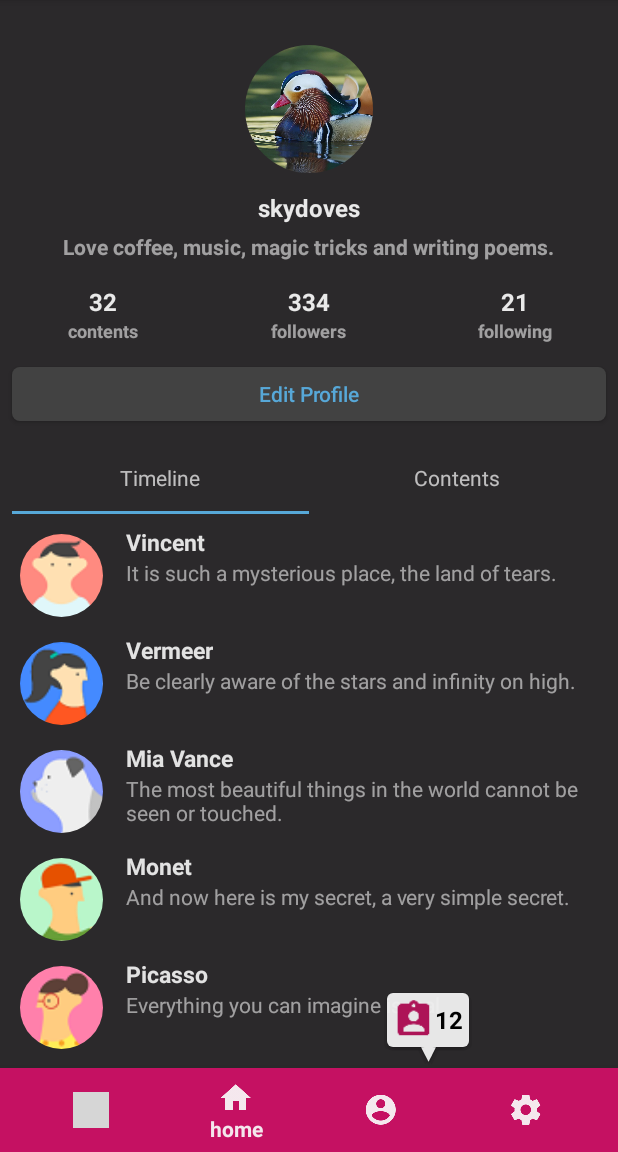
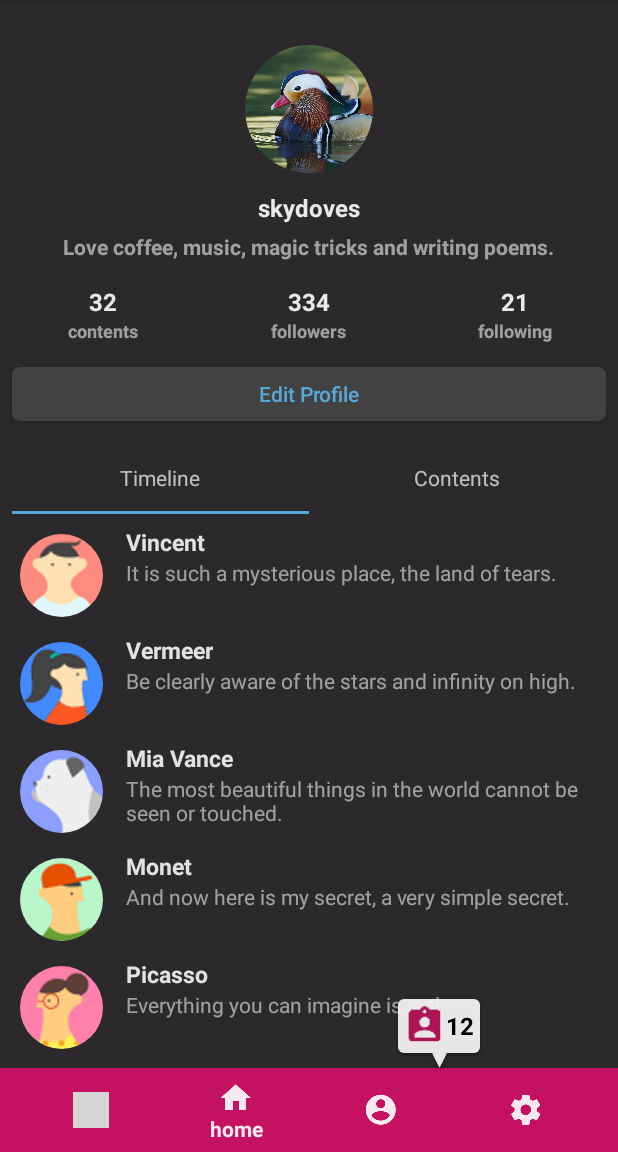
Before and after one commit to skydoves/Balloon, an Android app: the screen it shows after launch (CustomActivity), item 2 of the bottom bar chosen, on a phone screen of 412 x 824 dp, the part 84-1236 px from its top. Run offline under Robolectric (Android 15) with nearby library versions, the phone set to English and light mode, and no system bars; our stand-ins replace CircleImageView; pictures from the network do not load; grey boxes are pictures that could not be loaded.

Commit message:
Wrap balloon xml layout content

```diff
--- a/app/src/main/java/com/skydoves/balloondemo/factory/ProfileBalloonFactory.kt
+++ b/app/src/main/java/com/skydoves/balloondemo/factory/ProfileBalloonFactory.kt
@@ -32,8 +32,6 @@ class ProfileBalloonFactory : Balloon.Factory() {
       setArrowSize(10)
       setArrowOrientation(ArrowOrientation.TOP)
       setArrowPosition(0.5f)
-      setWidthRatio(0.55f)
-      setHeight(250)
       setCornerRadius(4f)
       setBackgroundColorResource(R.color.white)
       setBalloonAnimation(BalloonAnimation.CIRCULAR)
--- a/app/src/main/java/com/skydoves/balloondemo/factory/TagBalloonFactory.kt
+++ b/app/src/main/java/com/skydoves/balloondemo/factory/TagBalloonFactory.kt
@@ -31,8 +31,6 @@ class TagBalloonFactory : Balloon.Factory() {
       setArrowSize(10)
       setArrowOrientation(ArrowOrientation.BOTTOM)
       setArrowPosition(0.5f)
-      setWidth(90)
-      setHeight(60)
       setCornerRadius(4f)
       setBalloonAnimationStyle(R.style.ElasticAndFadeOut)
       setBackgroundColorResource(R.color.white_93)
--- a/app/src/main/res/layout/layout_custom_profile.xml
+++ b/app/src/main/res/layout/layout_custom_profile.xml
@@ -1,7 +1,7 @@
 <?xml version="1.0" encoding="utf-8"?>
 <LinearLayout xmlns:android="http://schemas.android.com/apk/res/android"
   xmlns:tools="http://schemas.android.com/tools"
-  android:layout_width="match_parent"
+  android:layout_width="240dp"
   android:layout_height="wrap_content"
   android:orientation="vertical"
   android:padding="12dp">
--- a/app/src/main/res/layout/layout_custom_tag.xml
+++ b/app/src/main/res/layout/layout_custom_tag.xml
@@ -3,14 +3,14 @@
   xmlns:tools="http://schemas.android.com/tools"
   android:layout_width="match_parent"
   android:layout_height="wrap_content"
+  android:gravity="center"
   android:orientation="horizontal"
   android:padding="4dp">
 
-  <ImageView
+  <androidx.appcompat.widget.AppCompatImageView
     android:id="@+id/circleImageView"
     android:layout_width="28dp"
     android:layout_height="28dp"
-    android:layout_gravity="center_vertical"
     android:scaleType="centerCrop"
     android:src="@drawable/ic_assignment"
     android:tint="@color/colorPrimaryDark" />
@@ -18,7 +18,6 @@
   <TextView
     android:layout_width="wrap_content"
     android:layout_height="wrap_content"
-    android:layout_gravity="center_vertical"
     android:text="12"
     android:textColor="@android:color/black"
     android:textSize="16sp"
--- a/balloon/src/main/java/com/skydoves/balloon/Balloon.kt
+++ b/balloon/src/main/java/com/skydoves/balloon/Balloon.kt
@@ -30,6 +30,7 @@ import android.os.Handler
 import android.view.LayoutInflater
 import android.view.MotionEvent
 import android.view.View
+import android.widget.LinearLayout
 import android.widget.PopupWindow
 import android.widget.RelativeLayout
 import androidx.annotation.ColorInt
@@ -80,9 +81,19 @@ class Balloon(
   init {
     val inflater = context.getSystemService(Context.LAYOUT_INFLATER_SERVICE) as LayoutInflater
     this.bodyView = inflater.inflate(R.layout.layout_balloon, null)
-    this.bodyView.layoutParams = RelativeLayout.LayoutParams(getMeasureWidth(), builder.height)
     this.bodyWindow = PopupWindow(bodyView, RelativeLayout.LayoutParams.WRAP_CONTENT,
       RelativeLayout.LayoutParams.WRAP_CONTENT)
+
+    if (builder.widthRatio != 0f || builder.width != -1) {
+      this.bodyWindow.width = getMeasureWidth()
+      this.bodyView.balloon_detail.layoutParams.width = LinearLayout.LayoutParams.MATCH_PARENT
+    }
+
+    if (builder.height != -1) {
+      this.bodyWindow.height = getMeasureHeight()
+      this.bodyView.balloon_detail.layoutParams.height = LinearLayout.LayoutParams.MATCH_PARENT
+    }
+
     createByBuilder()
   }
 
@@ -141,6 +152,7 @@ class Balloon(
   private fun initializeBackground() {
     with(bodyView.balloon_detail) {
       alpha = builder.alpha
+      setPadding(builder.padding, builder.padding, builder.padding, builder.padding)
       if (builder.backgroundDrawable == null) {
         background = GradientDrawable().apply {
           setColor(builder.backgroundColor)
@@ -222,6 +234,7 @@ class Balloon(
     bodyView.balloon_detail.removeAllViews()
     val inflater = context.getSystemService(Context.LAYOUT_INFLATER_SERVICE) as LayoutInflater
     inflater.inflate(builder.layout, bodyView.balloon_detail)
+    bodyView.measure(View.MeasureSpec.UNSPECIFIED, View.MeasureSpec.UNSPECIFIED)
   }
 
   private fun applyBalloonAnimation() {
@@ -278,7 +291,7 @@ class Balloon(
   fun show(anchor: View) {
     show(anchor) {
       bodyWindow.showAsDropDown(anchor, -(anchor.measuredWidth / 2),
-        -builder.height - (anchor.measuredHeight / 2))
+        -getMeasureHeight() - (anchor.measuredHeight / 2))
     }
   }
 
@@ -336,7 +349,7 @@ class Balloon(
     show(anchor) {
       bodyWindow.showAsDropDown(anchor,
         (anchor.measuredWidth / 2) - (getMeasureWidth() / 2),
-        -builder.height - anchor.measuredHeight)
+        -getMeasureHeight() - anchor.measuredHeight)
     }
   }
 
@@ -354,7 +367,7 @@ class Balloon(
     show(anchor) {
       bodyWindow.showAsDropDown(anchor,
         (anchor.measuredWidth / 2) - (getMeasureWidth() / 2) + xOff,
-        -builder.height - anchor.measuredHeight + yOff)
+        -getMeasureHeight() - anchor.measuredHeight + yOff)
     }
   }
 
@@ -407,7 +420,7 @@ class Balloon(
   fun showAlignRight(anchor: View) {
     show(anchor) {
       bodyWindow.showAsDropDown(anchor, anchor.measuredWidth,
-        -(builder.height / 2) - (anchor.measuredHeight / 2))
+        -(getMeasureHeight() / 2) - (anchor.measuredHeight / 2))
     }
   }
 
@@ -424,7 +437,7 @@ class Balloon(
   fun showAlignRight(anchor: View, xOff: Int, yOff: Int) {
     show(anchor) {
       bodyWindow.showAsDropDown(anchor, anchor.measuredWidth + xOff,
-        -(builder.height / 2) - (anchor.measuredHeight / 2) + yOff)
+        -(getMeasureHeight() / 2) - (anchor.measuredHeight / 2) + yOff)
     }
   }
 
@@ -441,7 +454,7 @@ class Balloon(
   fun showAlignLeft(anchor: View) {
     show(anchor) {
       bodyWindow.showAsDropDown(anchor, -(getMeasureWidth()),
-        -(builder.height / 2) - (anchor.measuredHeight / 2))
+        -(getMeasureHeight() / 2) - (anchor.measuredHeight / 2))
     }
   }
 
@@ -458,7 +471,7 @@ class Balloon(
   fun showAlignLeft(anchor: View, xOff: Int, yOff: Int) {
     show(anchor) {
       bodyWindow.showAsDropDown(anchor, -(getMeasureWidth()) + xOff,
-        -(builder.height / 2) - (anchor.measuredHeight / 2) + yOff)
+        -(getMeasureHeight() / 2) - (anchor.measuredHeight / 2) + yOff)
     }
   }
 
@@ -526,8 +539,17 @@ class Balloon(
   fun getMeasureWidth(): Int {
     if (builder.widthRatio != 0f) {
       return (context.displaySize().x * builder.widthRatio - builder.space).toInt()
+    } else if (builder.width != -1) {
+      return builder.width - builder.space
     }
-    return builder.width - builder.space
+    return this.bodyView.measuredWidth - builder.space
+  }
+
+  fun getMeasureHeight(): Int {
+    if (builder.height != -1) {
+      return builder.height - builder.space
+    }
+    return this.bodyView.measuredHeight - builder.space
   }
 
   /** gets a content view of the balloon popup window. */
@@ -545,11 +567,13 @@ class Balloon(
   @BalloonDsl
   class Builder(private val context: Context) {
     @JvmField @Dp
-    var width: Int = context.displaySize().x
+    var width: Int = -1
     @JvmField @FloatRange(from = 0.0, to = 1.0)
     var widthRatio: Float = 0f
     @JvmField @Dp
-    var height: Int = context.dp2Px(60)
+    var height: Int = -1
+    @JvmField @Dp
+    var padding: Int = 0
     @JvmField @Dp
     var space: Int = 0
     @JvmField
@@ -629,6 +653,8 @@ class Balloon(
 
     /** sets the height size. */
     fun setHeight(@Dp value: Int): Builder = apply { this.height = context.dp2Px(value) }
+
+    fun setPadding(@Dp value: Int): Builder = apply { this.padding = context.dp2Px(value) }
 
     /** sets the side space between popup and display. */
     fun setSpace(@Dp value: Int): Builder = apply { this.space = context.dp2Px(value) }
--- a/balloon/src/main/res/layout/layout_balloon.xml
+++ b/balloon/src/main/res/layout/layout_balloon.xml
@@ -44,7 +44,7 @@
         android:visibility="gone"
         tools:src="@drawable/arrow" />
 
-      <TextView
+      <androidx.appcompat.widget.AppCompatTextView
         android:id="@+id/balloon_text"
         android:layout_width="wrap_content"
         android:layout_height="wrap_content"
```
